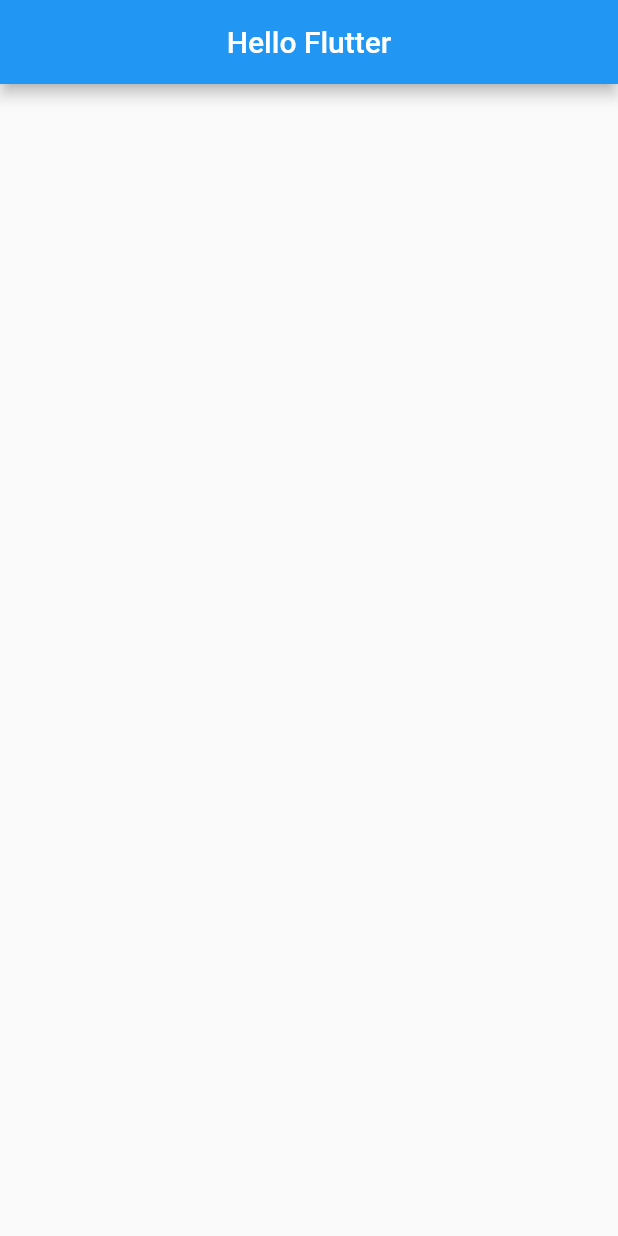
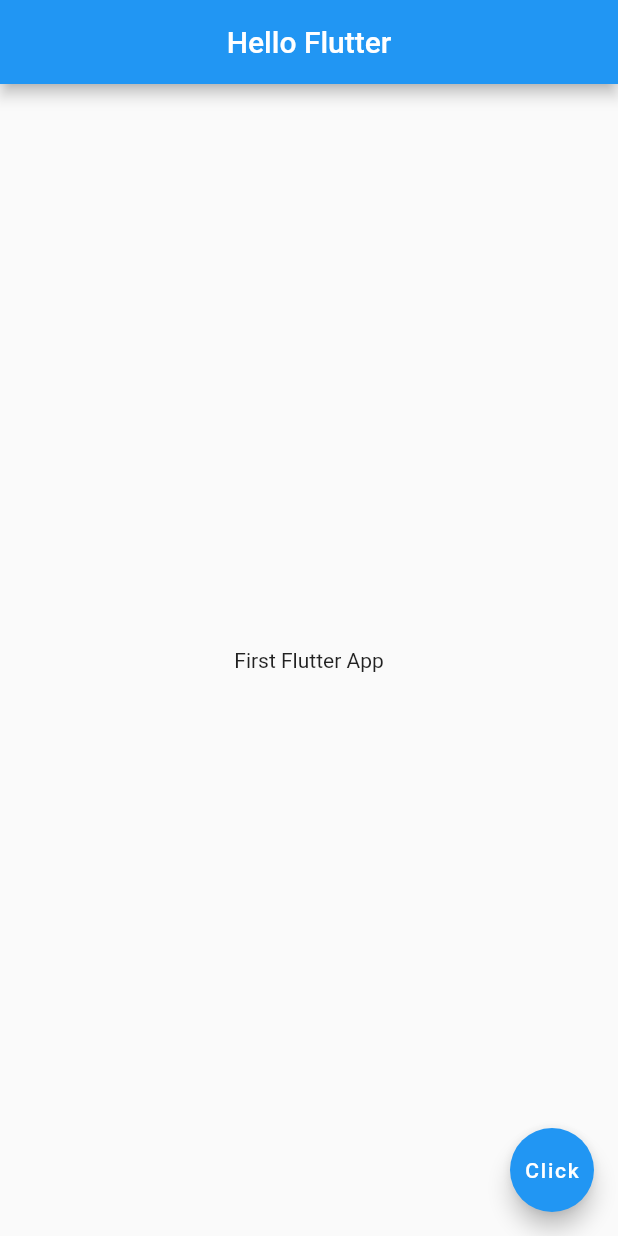
Before and after one commit to ade3l/Hello-Flutter, a Flutter app: the screen it shows after launch, on a phone screen of 412 x 824 dp. Run offline on Flutter 3.47's test engine with Material 2 defaults, Android fonts, the phone set to English and light mode, and no system bars.

Commit message:
Added floating action button

```diff
--- a/lib/main.dart
+++ b/lib/main.dart
@@ -7,6 +7,13 @@ void main() {
         title: Text("Hello Flutter"),
         centerTitle: true
       ),
+      body: Center(
+        child: Text("First Flutter App"),
+      ),
+      floatingActionButton: FloatingActionButton(
+        onPressed: () {  },
+        child: Text("Click"),
+      ),
      )
     )
   );
```
